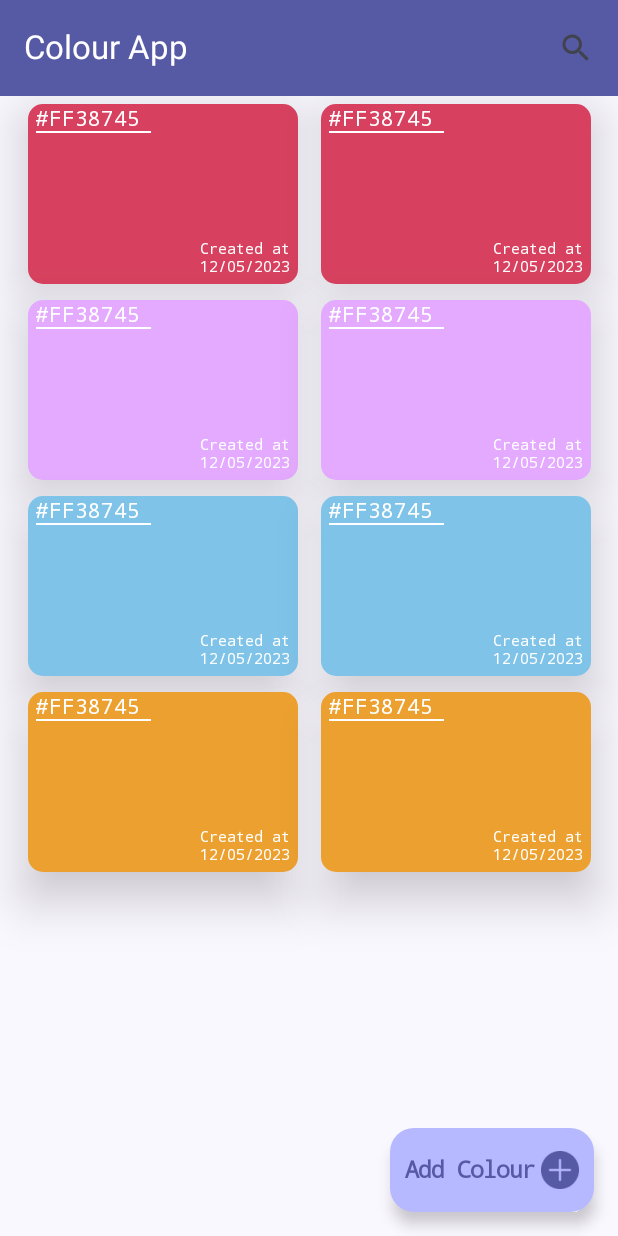
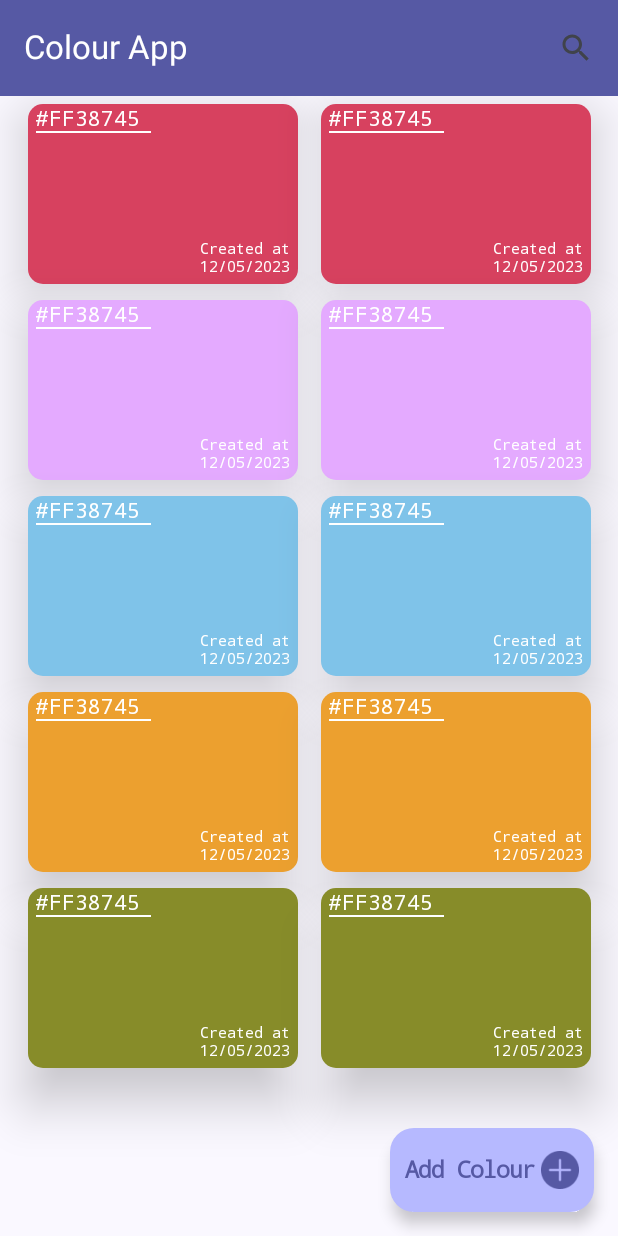
Before and after one commit to Interstellar07/Janitri-Compose, an Android app built with Jetpack Compose: the screen it shows after launch (MainActivity), after a tap on "Add Colour", on a phone screen of 412 x 824 dp. Run offline under Robolectric (Android 15) with nearby library versions, the phone set to English and light mode, and no system bars.

Commit message:
Random Colour Updation

```diff
--- a/app/src/main/java/com/sameer/colours/MainActivity.kt
+++ b/app/src/main/java/com/sameer/colours/MainActivity.kt
@@ -15,6 +15,9 @@ import androidx.compose.material.icons.filled.Menu
 import androidx.compose.material.icons.filled.Search
 import androidx.compose.material3.*
 import androidx.compose.runtime.Composable
+import androidx.compose.runtime.mutableStateListOf
+import androidx.compose.runtime.mutableStateOf
+import androidx.compose.runtime.remember
 import androidx.compose.ui.Alignment
 import androidx.compose.ui.Modifier
 import androidx.compose.ui.graphics.Color
@@ -29,6 +32,7 @@ import androidx.compose.ui.unit.dp
 import androidx.compose.ui.unit.sp
 import com.sameer.colours.ui.theme.ColoursTheme
 import com.sameer.colours.ui.theme.colors
+import kotlin.random.Random
 
 class MainActivity : ComponentActivity() {
     override fun onCreate(savedInstanceState: Bundle?) {
@@ -53,6 +57,10 @@ class MainActivity : ComponentActivity() {
 @Composable
 @Preview
 fun MainWork() {
+    var colrlist = remember { mutableStateListOf(colors("D7415F"),
+        colors("E4AAFF"),
+        colors("7FC3E9"),
+        colors("ECA02F")) }
     Scaffold(
         topBar = {
             TopAppBar(
@@ -73,7 +81,9 @@ fun MainWork() {
                 floatingActionButton = {
             FloatingActionButton(
                 onClick = {
-
+                          val newcol = getnewcolor();
+                    println(""+newcol+"----------------------------")
+                    colrlist.add(colors(newcol.toString()))
                 },
                 containerColor = Color(android.graphics.Color.parseColor("#FFB6B9FF")),
             ) {
@@ -103,12 +113,7 @@ fun MainWork() {
         }
     ) { paddingValues ->
 
-        val cardColor = listOf(
-            colors("D7415F"),
-            colors("E4AAFF"),
-            colors("7FC3E9"),
-            colors("ECA02F")
-        )
+        val cardColor = colrlist
         LazyColumn(
             modifier = Modifier
                 .fillMaxSize()
@@ -119,6 +124,13 @@ fun MainWork() {
             }
         }
     }
+}
+
+fun getnewcolor(): Any {
+
+        val col = Random.nextInt(0xFFFFFF)
+        return col.toString(16).padStart(6, '0').toUpperCase()
+
 }
 
 @Composable
```
